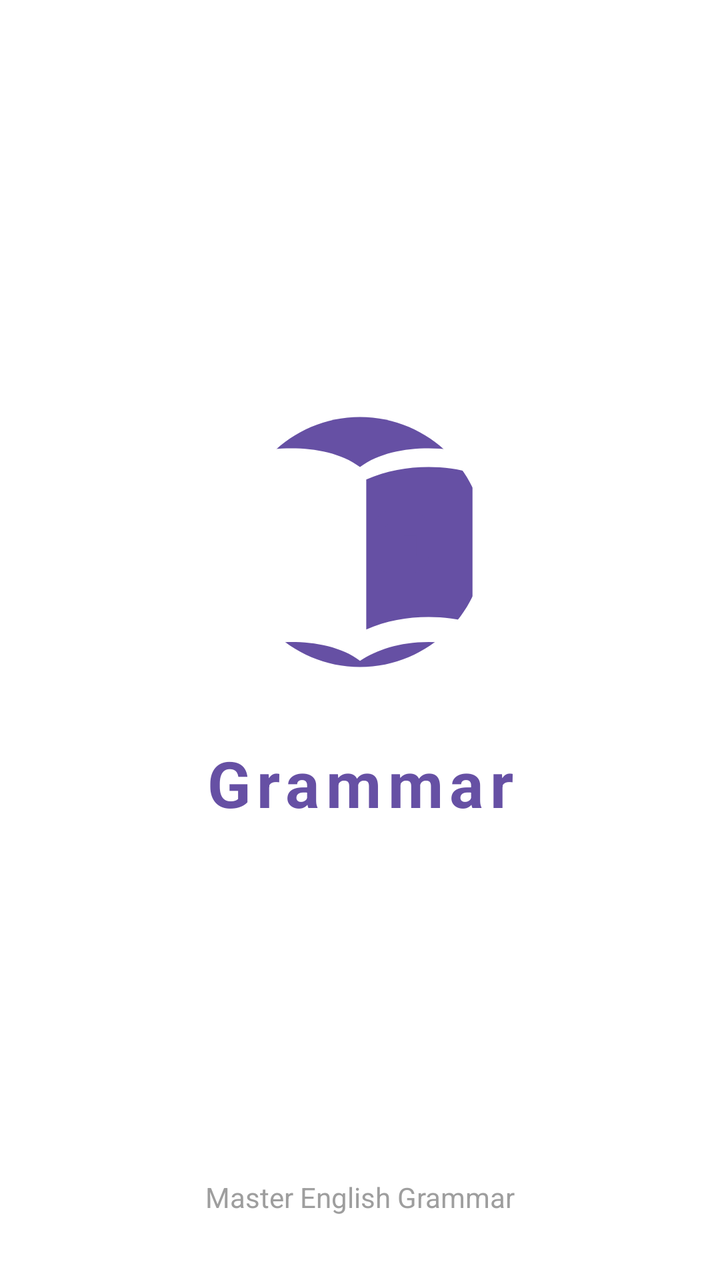
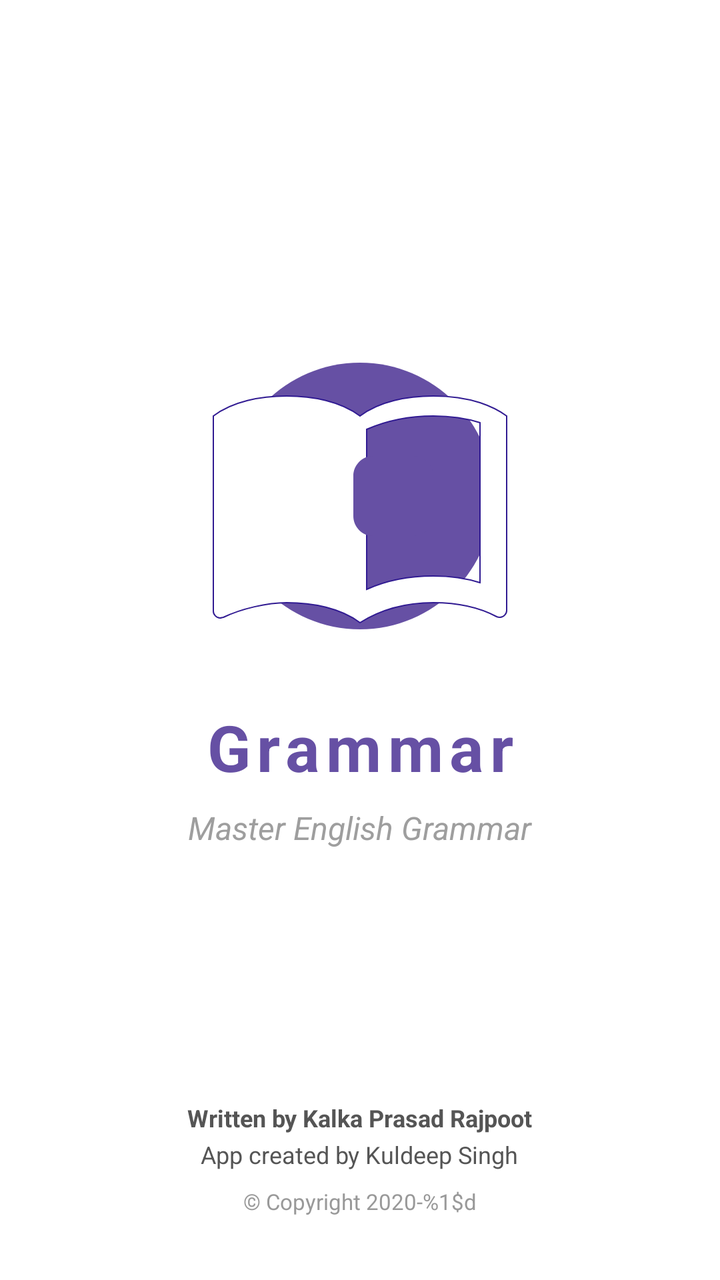

Compare the two renders of this Android layout. The source of the first and the diff that turns it into the second are given below.
<!-- AndroidManifest.xml: application theme Theme.Grammar -->
<!-- res/layout/activity_splash.xml -->
<?xml version="1.0" encoding="utf-8"?>
<androidx.constraintlayout.widget.ConstraintLayout xmlns:android="http://schemas.android.com/apk/res/android"
    xmlns:app="http://schemas.android.com/apk/res-auto"
    android:layout_width="match_parent"
    android:layout_height="match_parent"
    android:background="@android:color/white">

    <ImageView
        android:id="@+id/ivLogo"
        android:layout_width="150dp"
        android:layout_height="150dp"
        android:src="@drawable/ic_app_logo"
        android:contentDescription="@string/app_name"
        app:layout_constraintBottom_toBottomOf="parent"
        app:layout_constraintEnd_toEndOf="parent"
        app:layout_constraintStart_toStartOf="parent"
        app:layout_constraintTop_toTopOf="parent"
        app:layout_constraintVertical_bias="0.4" />

    <TextView
        android:id="@+id/tvAppName"
        android:layout_width="wrap_content"
        android:layout_height="wrap_content"
        android:layout_marginTop="24dp"
        android:text="@string/app_name"
        android:textSize="32sp"
        android:textStyle="bold"
        android:textColor="#6650a4"
        android:letterSpacing="0.1"
        app:layout_constraintEnd_toEndOf="parent"
        app:layout_constraintStart_toStartOf="parent"
        app:layout_constraintTop_toBottomOf="@id/ivLogo" />

    <TextView
        android:layout_width="wrap_content"
        android:layout_height="wrap_content"
        android:layout_marginBottom="32dp"
        android:text="@string/master_grammar"
        android:textColor="#9E9E9E"
        android:textSize="14sp"
        app:layout_constraintBottom_toBottomOf="parent"
        app:layout_constraintEnd_toEndOf="parent"
        app:layout_constraintStart_toStartOf="parent" />

</androidx.constraintlayout.widget.ConstraintLayout>
<!-- resources referenced by this layout -->
<resources>
  <!-- drawable ic_app_logo (drawable) -->
  <?xml version="1.0" encoding="utf-8"?>
  <vector xmlns:android="http://schemas.android.com/apk/res/android"
      android:width="200dp"
      android:height="200dp"
      android:viewportWidth="24"
      android:viewportHeight="24">
  
      
      <path
          android:fillColor="#6650a4"
          android:pathData="M12,2C6.48,2 2,6.48 2,12s4.48,10 10,10 10,-4.48 10,-10S17.52,2 12,2z" />
  
      
      <path
          android:fillColor="#FFFFFF"
          android:pathData="M21,5c-1.11,-0.35 -2.33,-0.5 -3.5,-0.5c-1.95,0 -4.05,0.4 -5.5,1.5c-1.45,-1.1 -3.55,-1.5 -5.5,-1.5S2.45,4.9 1,6v14.65c0,0.25 0.25,0.5 0.5,0.5c0.1,0 0.15,-0.05 0.25,-0.05C3.1,20.45 5.05,20 6.5,20c1.95,0 4.05,0.4 5.5,1.5c1.35,-0.85 3.1,-1.5 5.5,-1.5c1.65,0 3.35,0.3 4.75,1.05c0.1,0.05 0.15,0.05 0.25,0.05c0.25,0 0.5,-0.25 0.5,-0.5V6C22.4,5.55 21.75,5.25 21,5zM21,18.5c-1.1,-0.35 -2.3,-0.5 -3.5,-0.5c-1.7,0 -3.45,0.3 -5,1V7c1.6,-0.7 3.3,-1 5,-1c1.2,0 2.4,0.15 3.5,0.5V18.5z" />
  
      
      <path
          android:fillColor="#6650a4"
          android:pathData="M16.5,10.5h-1v1h1v1.5c0,0.28 -0.22,0.5 -0.5,0.5h-1.5c-0.28,0 -0.5,-0.22 -0.5,-0.5v-2c0,-0.28 0.22,-0.5 0.5,-0.5h1.5c0.28,0 0.5,0.22 0.5,0.5v0.5h1v-0.5c0,-0.83 -0.67,-1.5 -1.5,-1.5h-1.5c-0.83,0 -1.5,0.67 -1.5,1.5v2c0,0.83 0.67,1.5 1.5,1.5h1.5c0.83,0 1.5,-0.67 1.5,-1.5V10.5z" />
  </vector>
  <string name="app_name">Grammar</string>
  <string name="master_grammar">Master English Grammar</string>
  <style name="Theme.Grammar" parent="Base.Theme.Grammar" />
  <style name="Base.Theme.Grammar" parent="Theme.Material3.DayNight.NoActionBar">
          <item name="colorPrimary">@color/colorPrimary</item>
          <item name="android:windowBackground">@android:color/white</item>
      </style>
  <color name="colorPrimary">#6650a4</color>
</resources>

<!-- the commit's change to res/layout/activity_splash.xml (unified diff, before → after) -->
@@ -7,15 +7,15 @@
 
     <ImageView
         android:id="@+id/ivLogo"
-        android:layout_width="150dp"
-        android:layout_height="150dp"
+        android:layout_width="160dp"
+        android:layout_height="160dp"
         android:src="@drawable/ic_app_logo"
         android:contentDescription="@string/app_name"
         app:layout_constraintBottom_toBottomOf="parent"
         app:layout_constraintEnd_toEndOf="parent"
         app:layout_constraintStart_toStartOf="parent"
         app:layout_constraintTop_toTopOf="parent"
-        app:layout_constraintVertical_bias="0.4" />
+        app:layout_constraintVertical_bias="0.35" />
 
     <TextView
         android:id="@+id/tvAppName"
@@ -32,14 +32,52 @@
         app:layout_constraintTop_toBottomOf="@id/ivLogo" />
 
     <TextView
+        android:id="@+id/tvTagline"
         android:layout_width="wrap_content"
         android:layout_height="wrap_content"
-        android:layout_marginBottom="32dp"
+        android:layout_marginTop="8dp"
         android:text="@string/master_grammar"
         android:textColor="#9E9E9E"
-        android:textSize="14sp"
-        app:layout_constraintBottom_toBottomOf="parent"
+        android:textSize="16sp"
+        android:textStyle="italic"
         app:layout_constraintEnd_toEndOf="parent"
-        app:layout_constraintStart_toStartOf="parent" />
+        app:layout_constraintStart_toStartOf="parent"
+        app:layout_constraintTop_toBottomOf="@id/tvAppName" />
+
+    
+    <LinearLayout
+        android:layout_width="match_parent"
+        android:layout_height="wrap_content"
+        android:orientation="vertical"
+        android:gravity="center"
+        android:layout_marginBottom="32dp"
+        app:layout_constraintBottom_toBottomOf="parent">
+
+        <TextView
+            android:layout_width="wrap_content"
+            android:layout_height="wrap_content"
+            android:text="@string/writer_name"
+            android:textColor="#555555"
+            android:textSize="12sp"
+            android:textStyle="bold" />
+
+        <TextView
+            android:layout_width="wrap_content"
+            android:layout_height="wrap_content"
+            android:layout_marginTop="2dp"
+            android:text="@string/creator_name"
+            android:textColor="#555555"
+            android:textSize="12sp" />
+
+        <TextView
+            android:id="@+id/tvCopyrightSplash"
+            android:layout_width="wrap_content"
+            android:layout_height="wrap_content"
+            android:layout_marginTop="8dp"
+            android:text="@string/copyright_notice"
+            android:textColor="#999999"
+            android:textSize="11sp" />
+
+    </LinearLayout>
 
 </androidx.constraintlayout.widget.ConstraintLayout>
<!-- resource entries referenced after the edit -->
@@ -16,15 +16,20 @@
       
       <path
           android:fillColor="#FFFFFF"
+          android:strokeColor="#311B92"
+          android:strokeWidth="0.1"
           android:pathData="M21,5c-1.11,-0.35 -2.33,-0.5 -3.5,-0.5c-1.95,0 -4.05,0.4 -5.5,1.5c-1.45,-1.1 -3.55,-1.5 -5.5,-1.5S2.45,4.9 1,6v14.65c0,0.25 0.25,0.5 0.5,0.5c0.1,0 0.15,-0.05 0.25,-0.05C3.1,20.45 5.05,20 6.5,20c1.95,0 4.05,0.4 5.5,1.5c1.35,-0.85 3.1,-1.5 5.5,-1.5c1.65,0 3.35,0.3 4.75,1.05c0.1,0.05 0.15,0.05 0.25,0.05c0.25,0 0.5,-0.25 0.5,-0.5V6C22.4,5.55 21.75,5.25 21,5zM21,18.5c-1.1,-0.35 -2.3,-0.5 -3.5,-0.5c-1.7,0 -3.45,0.3 -5,1V7c1.6,-0.7 3.3,-1 5,-1c1.2,0 2.4,0.15 3.5,0.5V18.5z" />
   
       
       <path
           android:fillColor="#6650a4"
-          android:pathData="M16.5,10.5h-1v1h1v1.5c0,0.28 -0.22,0.5 -0.5,0.5h-1.5c-0.28,0 -0.5,-0.22 -0.5,-0.5v-2c0,-0.28 0.22,-0.5 0.5,-0.5h1.5c0.28,0 0.5,0.22 0.5,0.5v0.5h1v-0.5c0,-0.83 -0.67,-1.5 -1.5,-1.5h-1.5c-0.83,0 -1.5,0.67 -1.5,1.5v2c0,0.83 0.67,1.5 1.5,1.5h1.5c0.83,0 1.5,-0.67 1.5,-1.5V10.5z" />
+          android:pathData="M17.5,10.5c0,-0.83 -0.67,-1.5 -1.5,-1.5h-3c-0.83,0 -1.5,0.67 -1.5,1.5v3c0,0.83 0.67,1.5 1.5,1.5h3c0.83,0 1.5,-0.67 1.5,-1.5v-1h-2v1h-1v-2h3V10.5z" />
   </vector>
   <string name="app_name">Grammar</string>
+  <string name="copyright_notice">© Copyright 2020-%1$d</string>
+  <string name="creator_name">App created by Kuldeep Singh</string>
   <string name="master_grammar">Master English Grammar</string>
+  <string name="writer_name">Written by Kalka Prasad Rajpoot</string>
   <style name="Theme.Grammar" parent="Base.Theme.Grammar" />
   <style name="Base.Theme.Grammar" parent="Theme.Material3.DayNight.NoActionBar">
           <item name="colorPrimary">@color/colorPrimary</item>
